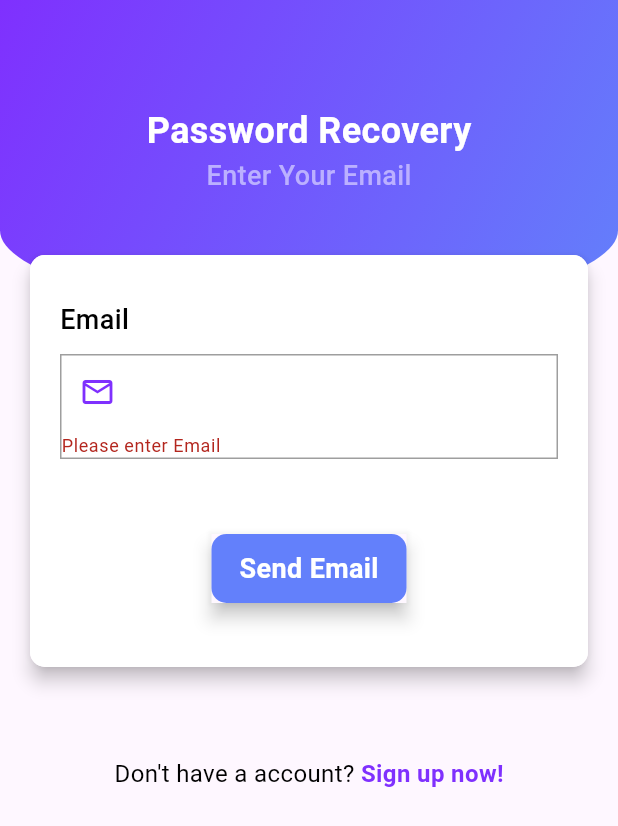
After one commit to BOBSTRONK/Mobile_Application_Cloud_Computing, a Flutter app: the ForgotPassword screen opened directly, after a tap on "Send Email", on a phone screen of 412 x 824 dp. The commit adds this screen. Shown: the top 826 px of the screen. Run offline on Flutter 3.47's test engine with Material 3 defaults, Android fonts, the phone set to English and light mode, and no system bars; our stand-ins replace cloud_firestore, firebase_auth, firebase_core, random_string, shared_preferences; accounts and stored records are empty.

Commit message:
implementing forgot password function

```diff
--- a/lib/main.dart
+++ b/lib/main.dart
@@ -1,4 +1,5 @@
 import 'package:chatapp_firebase/pages/chatpage.dart';
+import 'package:chatapp_firebase/pages/forgotpassword.dart';
 import 'package:chatapp_firebase/pages/home.dart';
 import 'package:chatapp_firebase/pages/signin.dart';
 import 'package:chatapp_firebase/pages/signup.dart';
--- /dev/null
+++ b/lib/pages/forgotpassword.dart
@@ -0,0 +1,223 @@
+import 'package:chatapp_firebase/pages/signup.dart';
+import 'package:firebase_auth/firebase_auth.dart';
+import 'package:flutter/material.dart';
+
+class ForgotPassword extends StatefulWidget {
+  const ForgotPassword({super.key});
+
+  @override
+  State<ForgotPassword> createState() => _ForgotPasswordState();
+}
+
+class _ForgotPasswordState extends State<ForgotPassword> {
+  String? email;
+  final _formkey = GlobalKey<FormState>();
+  TextEditingController emailController = new TextEditingController();
+
+  resetPassword() async {
+    try {
+      await FirebaseAuth.instance.sendPasswordResetEmail(email: email!);
+
+      ScaffoldMessenger.of(context).showSnackBar(const SnackBar(
+          content: Text(
+        "Password Reset Email has been sent",
+        style: TextStyle(fontSize: 18),
+      )));
+    } on FirebaseAuthException catch (e) {
+      if (e.code == "user-not-found") {
+        ScaffoldMessenger.of(context).showSnackBar(const SnackBar(
+            backgroundColor: Colors.orangeAccent,
+            content: Text(
+              "Non User Find With This Email",
+              style: TextStyle(fontSize: 18),
+            )));
+      }
+    }
+  }
+
+  @override
+  Widget build(BuildContext context) {
+    return Scaffold(
+      resizeToAvoidBottomInset: true,
+      body: SingleChildScrollView(
+        physics: ClampingScrollPhysics(),
+        child: Container(
+          child: Stack(
+            children: [
+              Container(
+                height: MediaQuery.of(context).size.height / 4.0,
+                width: MediaQuery.of(context).size.width,
+                decoration: BoxDecoration(
+                    gradient: const LinearGradient(
+                        colors: [
+                          Color(0xFF7f30fe),
+                          Color(0xFF6380fb)
+                        ],
+                        // add begin and end to have 渐变的效果,starting from top to bottom
+                        begin: Alignment.topLeft,
+                        end: Alignment.bottomRight),
+                    borderRadius: BorderRadius.vertical(
+                        bottom: Radius.elliptical(
+                            MediaQuery.of(context).size.width, 105.0))),
+              ),
+              Padding(
+                padding: const EdgeInsets.only(top: 70),
+                child: Column(
+                  children: [
+                    const Center(
+                      child: Text(
+                        "Password Recovery",
+                        style: TextStyle(
+                            color: Colors.white,
+                            fontSize: 24.0,
+                            fontWeight: FontWeight.bold),
+                      ),
+                    ),
+                    const Center(
+                      child: Text(
+                        "Enter Your Email",
+                        style: TextStyle(
+                            color: Color(0xFFbbb0ff),
+                            fontSize: 18.0,
+                            fontWeight: FontWeight.w500),
+                      ),
+                    ),
+                    const SizedBox(
+                      height: 20,
+                    ),
+                    Container(
+                      margin: EdgeInsets.symmetric(
+                          vertical: 20.0, horizontal: 20.0),
+                      child: Material(
+                        elevation: 5.0,
+                        borderRadius: BorderRadius.circular(10),
+                        child: Container(
+                          padding: EdgeInsets.symmetric(
+                              vertical: 30, horizontal: 20),
+                          height: MediaQuery.of(context).size.height / 3,
+                          width: MediaQuery.of(context).size.width,
+                          decoration: BoxDecoration(
+                              color: Colors.white,
+                              borderRadius: BorderRadius.circular(10)),
+                          child: Form(
+                            key: _formkey,
+                            child: Column(
+                                crossAxisAlignment: CrossAxisAlignment.start,
+                                children: [
+                                  const Text(
+                                    "Email",
+                                    style: TextStyle(
+                                        color: Colors.black,
+                                        fontSize: 18,
+                                        fontWeight: FontWeight.w500),
+                                  ),
+                                  const SizedBox(
+                                    height: 10,
+                                  ),
+                                  Container(
+                                    decoration: BoxDecoration(
+                                        border: Border.all(
+                                            width: 1.0, color: Colors.black38)),
+                                    child: TextFormField(
+                                      controller: emailController,
+                                      validator: (value) {
+                                        if (value == null || value.isEmpty) {
+                                          return 'Please enter Email';
+                                        }
+                                        return null;
+                                      },
+                                      decoration: InputDecoration(
+                                          border: InputBorder.none,
+                                          prefixIcon: Icon(
+                                            Icons.mail_outline,
+                                            color: Color(0xFF7f30fe),
+                                          )),
+                                    ),
+                                  ),
+                                  SizedBox(
+                                    height: 50,
+                                  ),
+                                  GestureDetector(
+                                    onTap: () {
+                                      if (_formkey.currentState!.validate()) {
+                                        setState(() {
+                                          email = emailController.text;
+                                        });
+                                      }
+                                      resetPassword();
+                                    },
+                                    child: Center(
+                                      child: Container(
+                                        width: 130,
+                                        child: Material(
+                                          elevation: 5.0,
+                                          child: Center(
+                                            child: Container(
+                                              padding: EdgeInsets.all(10),
+                                              decoration: BoxDecoration(
+                                                  color: Color(0xFF6380fb),
+                                                  borderRadius:
+                                                      BorderRadius.circular(
+                                                          10)),
+                                              child: Center(
+                                                // after clicking on the send email button
+                                                // they will get a link of the firebase
+                                                // into their email they have entered here
+
+                                                child: Text(
+                                                  "Send Email",
+                                                  style: TextStyle(
+                                                      color: Colors.white,
+                                                      fontSize: 18,
+                                                      fontWeight:
+                                                          FontWeight.bold),
+                                                ),
+                                              ),
+                                            ),
+                                          ),
+                                        ),
+                                      ),
+                                    ),
+                                  )
+                                ]),
+                          ),
+                        ),
+                      ),
+                    ),
+                    SizedBox(
+                      height: 40.0,
+                    ),
+                    Row(
+                      mainAxisAlignment: MainAxisAlignment.center,
+                      children: [
+                        Text(
+                          "Don't have a account?",
+                          style: TextStyle(color: Colors.black, fontSize: 16.0),
+                        ),
+                        GestureDetector(
+                          onTap: () {
+                            Navigator.push(context, MaterialPageRoute(
+                                builder: (BuildContext _build) {
+                              return SignUp();
+                            }));
+                          },
+                          child: Text(
+                            " Sign up now!",
+                            style: TextStyle(
+                                color: Color(0xFF7f30fe),
+                                fontSize: 16.0,
+                                fontWeight: FontWeight.bold),
+                          ),
+                        ),
+                      ],
+                    )
+                  ],
+                ),
+              )
+            ],
+          ),
+        ),
+      ),
+    );
+  }
+}
```
